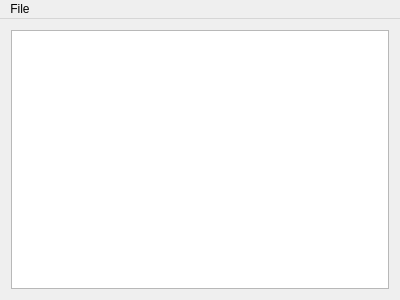
Before: the Qt Designer form mainwindow.ui in petersimonsson/tmromediasync, drawn with Qt 5.
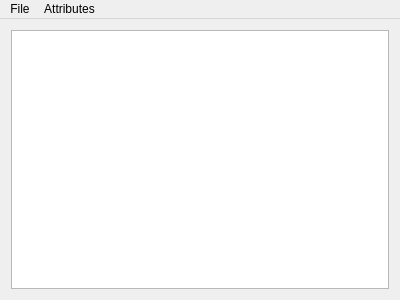
After: the same form once the commit is applied.

Commit message:
Add facility for setting attributes on files
Using a regexp on the filename one can now set different attributes on
the files added to rundowncreator.

What changed in the file:
```diff
--- a/mainwindow.ui
+++ b/mainwindow.ui
@@ -36,7 +36,14 @@
     <addaction name="actionSettings"/>
     <addaction name="actionQuit"/>
    </widget>
+   <widget class="QMenu" name="menuPresets">
+    <property name="title">
+     <string>Attributes</string>
+    </property>
+    <addaction name="actionConfigureAttributes"/>
+   </widget>
    <addaction name="menuFile"/>
+   <addaction name="menuPresets"/>
   </widget>
   <action name="actionSettings">
    <property name="text">
```
Left out of the diff: 5 changed lines with no effect on the pictures. The commit also changes 12 other files.
